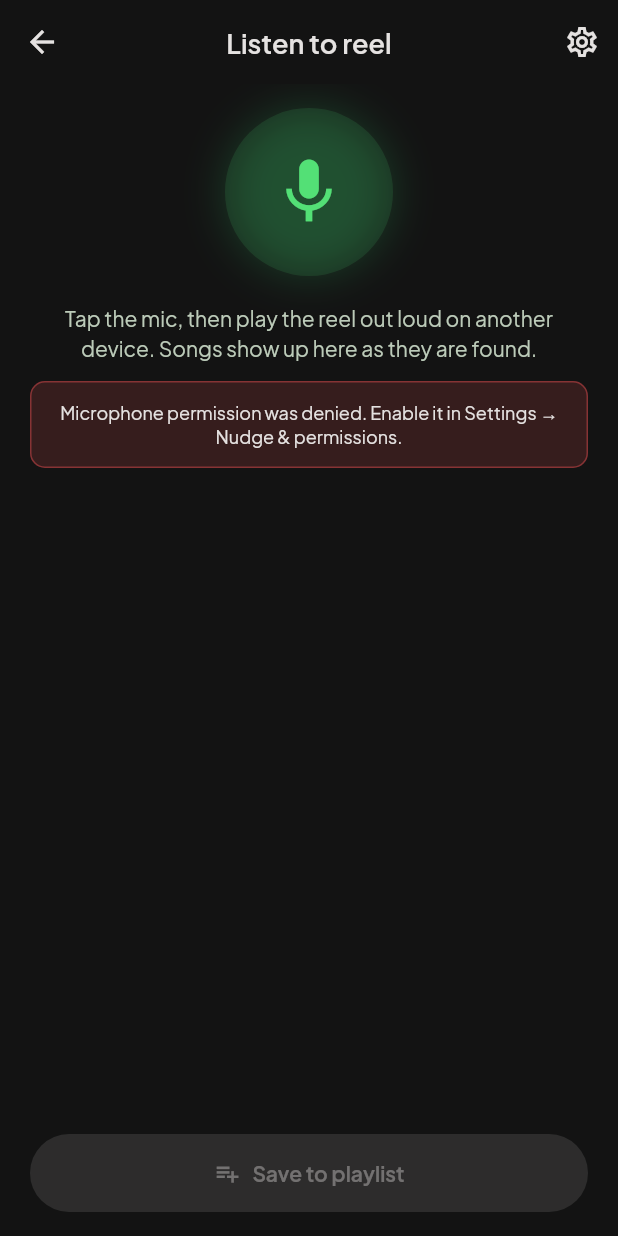
After one commit to snaman2310/song-sakhi, a Flutter app: the MobileListenScreen screen opened directly, after a tap on the "mic" icon, on a phone screen of 412 x 824 dp. The commit adds this screen. Run offline on Flutter 3.47's test engine with Material 3 defaults, Android fonts, the phone set to English and light mode, and no system bars; our stand-ins replace app_links, google_fonts, permission_handler, shared_preferences; missing offline and left inert: dart:html, record; accounts and stored records are empty; network calls fail.

Commit message:
Live listening with Whisper + Gemini union

```diff
--- a/lib/gemini_service.dart
+++ b/lib/gemini_service.dart
@@ -1,4 +1,6 @@
+import 'dart:async';
 import 'dart:convert';
+import 'dart:typed_data';
 
 import 'package:http/http.dart' as http;
 import 'package:shared_preferences/shared_preferences.dart';
@@ -32,9 +34,10 @@ class GeminiService {
   /// Flash model, so this list does not rot when a version is retired.
   static const _models = <String>[
     'gemini-flash-latest',
-    'gemini-2.5-flash',
-    'gemini-2.0-flash',
-    'gemini-2.5-flash-lite',
+    'gemini-3.5-flash',
+    'gemini-3.0-flash',
+    'gemini-3.5-flash-lite',
+    'gemini-3.0-flash-lite',
   ];
 
   // ---------------------------------------------------------------------------
@@ -89,6 +92,64 @@ class GeminiService {
       'Return ONLY a JSON array (no prose, no markdown) of up to 5 objects shaped like '
       '[{"title":"Song name","artist":"Artist name"}], most likely first. '
       'If you genuinely cannot identify any song, return [].';
+
+  /// Live-listening path: one short WAV chunk -> the songs found in it.
+  ///
+  /// The backend analyses the chunk with two independent pipelines (Whisper
+  /// lyrics + Gemini audio) and returns the merged list. Each song map has
+  /// `title`, `artist` and `via` ("lyrics", "audio" or "lyrics+audio").
+  Future<List<Map<String, String>>> identifyChunk(Uint8List wav) async {
+    final http.Response res;
+    try {
+      res = await http
+          .post(
+            Uri.parse('$backendUrl/api/identify-chunk'),
+            headers: {'Content-Type': 'application/json'},
+            body: json.encode({
+              'audioBase64': base64Encode(wav),
+              'mimeType': 'audio/wav',
+            }),
+          )
+          .timeout(const Duration(seconds: 60));
+    } on TimeoutException {
+      throw const GeminiException(
+        'The server took too long to answer. It may be waking up.',
+        code: 'BACKEND_TIMEOUT',
+      );
+    } catch (_) {
+      throw const GeminiException(
+        'Could not reach the server. Check your connection.',
+        code: 'BACKEND_UNREACHABLE',
+      );
+    }
+    if (res.statusCode != 200) throw _backendException(res);
+
+    final body = json.decode(res.body) as Map<String, dynamic>;
+    final out = <Map<String, String>>[];
+    for (final e in (body['songs'] as List?) ?? const []) {
+      if (e is! Map) continue;
+      final title = (e['title'] ?? '').toString().trim();
+      if (title.isEmpty) continue;
+      final artist = (e['artist'] ?? '').toString().trim();
+      final via = e['via'] is List ? (e['via'] as List).join('+') : '';
+      out.add({
+        'title': title,
+        'artist': artist.isEmpty ? 'Unknown artist' : artist,
+        'via': via,
+      });
+    }
+    return out;
+  }
+
+  /// Render's free tier sleeps when idle and takes up to a minute to wake.
+  /// Calling this when the listen screen opens wakes it before the first chunk.
+  Future<void> warmUp() async {
+    try {
+      await http
+          .get(Uri.parse('$backendUrl/health'))
+          .timeout(const Duration(seconds: 60));
+    } catch (_) {}
+  }
 
   /// Verifies a key against Google and returns the model that answered.
   /// The key is treated as an opaque string — we validate it by receiving a
@@ -153,7 +214,10 @@ class GeminiService {
     Map<String, dynamic> backendPayload, {
     required List<Map<String, dynamic>> directParts,
   }) async {
-    // 1) Backend proxy (key stays on the server).
+    // 1) Backend proxy (key stays on the server). Keep the real reason when it
+    //    fails, so a busy model or a sleeping server is not reported as a
+    //    missing API key.
+    GeminiException? backendError;
     try {
       final res = await http
           .post(
@@ -167,8 +231,17 @@ class GeminiService {
         final body = json.decode(res.body) as Map<String, dynamic>;
         return _toSongs((body['songs'] as List?) ?? const []);
       }
+      backendError = _backendException(res);
+    } on TimeoutException {
+      backendError = const GeminiException(
+        'The server took too long to answer. It may be waking up, so try again in a moment.',
+        code: 'BACKEND_TIMEOUT',
+      );
     } catch (_) {
-      // fall through to direct key below
+      backendError = const GeminiException(
+        'Could not reach the server. Check your connection and try again.',
+        code: 'BACKEND_UNREACHABLE',
+      );
     }
 
     // 2) Direct call with a key the user saved in Settings.
@@ -182,12 +255,28 @@ class GeminiService {
       }
     }
 
-    throw const GeminiException(
-      'Song identification needs a Gemini API key. Add one in Settings → '
-      'AI Settings (free at aistudio.google.com/apikey).',
-      code: 'GEMINI_KEY_MISSING',
-      needsKey: true,
-    );
+    throw backendError ??
+        const GeminiException(
+          'Song identification needs a Gemini API key. Add one in Settings → '
+          'AI Settings (free at aistudio.google.com/apikey).',
+          code: 'GEMINI_KEY_MISSING',
+          needsKey: true,
+        );
+  }
+
+  /// Turns an error response from our backend into a [GeminiException].
+  GeminiException _backendException(http.Response res) {
+    var message = 'Server error (${res.statusCode}).';
+    var code = 'BACKEND_ERROR';
+    try {
+      final map = json.decode(res.body);
+      if (map is Map) {
+        if (map['error'] != null) message = map['error'].toString();
+        if (map['code'] != null) code = map['code'].toString();
+      }
+    } catch (_) {}
+    return GeminiException(message,
+        code: code, needsKey: code == 'GEMINI_KEY_MISSING');
   }
 
   Future<String> _generateDirect(String apiKey, List<Map<String, dynamic>> parts) async {
--- a/lib/main_mobile.dart
+++ b/lib/main_mobile.dart
@@ -6,7 +6,7 @@ import 'theme.dart';
 import 'mobile/mobile_login_screen.dart';
 import 'mobile/mobile_connect_screen.dart';
 import 'mobile/mobile_callback_screen.dart';
-import 'mobile/mobile_capture_screen.dart';
+import 'mobile/mobile_listen_screen.dart';
 import 'mobile/mobile_permissions_screen.dart';
 import 'mobile/mobile_settings_screen.dart';
 import 'screens/saved_songs_screen.dart';
@@ -78,9 +78,9 @@ class _MobileAppState extends State<MobileApp> {
         '/permissions': (ctx) => const MobilePermissionsScreen(),
         '/settings': (ctx) => const MobileSettingsScreen(),
         '/home': (ctx) => const SavedSongsScreen(),
-        // "Capture Reel" FAB / Discover tab -> real audio capture flow.
-        '/nudge': (ctx) => const MobileCaptureScreen(),
-        '/capture': (ctx) => const MobileCaptureScreen(),
+        // "Capture Reel" FAB / Discover tab -> live listening screen.
+        '/nudge': (ctx) => const MobileListenScreen(),
+        '/capture': (ctx) => const MobileListenScreen(),
         '/suggestions': (ctx) {
           final args = ModalRoute.of(ctx)?.settings.arguments;
           final songs = args is List<Map<String, String>> ? args : null;
--- /dev/null
+++ b/lib/mobile/mobile_listen_screen.dart
@@ -0,0 +1,305 @@
+import 'package:flutter/material.dart';
+
+import '../gemini_service.dart';
+import '../theme.dart';
+import 'mobile_live_listener.dart';
+
+/// Live "nudge" screen.
+///
+/// Tap the mic once to start listening (up to 40 s), tap again to stop early.
+/// Songs appear in the list as soon as they are found, while the reel is still
+/// playing. When listening ends, pick the ones you want and save them.
+class MobileListenScreen extends StatefulWidget {
+  const MobileListenScreen({super.key});
+
+  @override
+  State<MobileListenScreen> createState() => _MobileListenScreenState();
+}
+
+class _MobileListenScreenState extends State<MobileListenScreen> {
+  late final LiveListener _listener;
+  final List<LiveSong> _songs = [];
+  final Set<String> _selected = {};
+
+  bool _listening = false;
+  bool _finishing = false;
+  bool _heardSomething = false;
+  int _elapsed = 0;
+  double _level = 0;
+  String? _notice;
+  String? _error;
+
+  @override
+  void initState() {
+    super.initState();
+    _listener = LiveListener(
+      onSongs: _onSongs,
+      onElapsed: (s) => _set(() => _elapsed = s),
+      onLevel: (l) => _set(() => _level = l),
+      onNotice: (m) => _set(() => _notice = m),
+      onError: (m) => _set(() => _error = m),
+      onStopped: () => _set(() {
+        _listening = false;
+        _finishing = true;
+      }),
+      onFinished: () => _set(() => _finishing = false),
+    );
+    // Wake the (free-tier) backend now so the first chunk is not slow.
+    GeminiService().warmUp();
+  }
+
+  void _set(VoidCallback fn) {
+    if (mounted) setState(fn);
+  }
+
+  void _onSongs(List<LiveSong> found) {
+    _set(() {
+      for (final song in found) {
+        final i = _songs.indexWhere((s) => s.key == song.key);
+        if (i >= 0) {
+          _songs[i] = song;
+        } else {
+          _songs.add(song);
+          _selected.add(song.key);
+        }
+      }
+      _heardSomething = true;
+    });
+  }
+
+  Future<void> _toggle() async {
+    if (_finishing) return;
+    if (_listening) {
+      await _listener.stop();
+      return;
+    }
+    setState(() {
+      _songs.clear();
+      _selected.clear();
+      _elapsed = 0;
+      _level = 0;
+      _notice = null;
+      _error = null;
+      _heardSomething = false;
+      _listening = true;
+    });
+    final ok = await _listener.start();
+    if (!ok && mounted) {
+      setState(() {
+        _listening = false;
+        _error = 'Microphone permission was denied. Enable it in Settings → '
+            'Nudge & permissions.';
+      });
+    }
+  }
+
+  void _save() {
+    final chosen = <Map<String, String>>[
+      for (final s in _songs)
+        if (_selected.contains(s.key)) {'title': s.title, 'artist': s.artist},
+    ];
+    if (chosen.isEmpty) return;
+    Navigator.pushNamed(context, '/playlist', arguments: chosen);
+  }
+
+  @override
+  void dispose() {
+    _listener.dispose();
+    super.dispose();
+  }
+
+  String get _status {
+    if (_listening) {
+      return 'Listening… ${_elapsed}s / ${LiveListener.maxSeconds}s\n'
+          'Tap again when the reel moves on.';
+    }
+    if (_finishing) return 'Finishing the last bit…';
+    if (_heardSomething || _songs.isNotEmpty) {
+      return 'Done. Pick the songs you want to save.';
+    }
+    if (_elapsed > 0) {
+      return 'No song recognised. Move the speaker closer and try again.';
+    }
+    return 'Tap the mic, then play the reel out loud on another device. '
+        'Songs show up here as they are found.';
+  }
+
+  @override
+  Widget build(BuildContext context) {
+    final busy = _listening || _finishing;
+    final canSave = !busy && _selected.isNotEmpty;
+
+    return Scaffold(
+      appBar: AppBar(
+        title: const Text('Listen to reel'),
+        actions: [
+          IconButton(
+            tooltip: 'Settings',
+            icon: const Icon(Icons.settings_outlined),
+            onPressed: busy ? null : () => Navigator.pushNamed(context, '/settings'),
+          ),
+        ],
+      ),
+      body: SafeArea(
+        child: Padding(
+          padding: const EdgeInsets.fromLTRB(20, 8, 20, 16),
+          child: Column(
+            crossAxisAlignment: CrossAxisAlignment.stretch,
+            children: [
+              const SizedBox(height: 8),
+              Center(child: _micButton()),
+              const SizedBox(height: 18),
+              if (_listening)
+                Padding(
+                  padding: const EdgeInsets.only(bottom: 12),
+                  child: ClipRRect(
+                    borderRadius: BorderRadius.circular(99),
+                    child: LinearProgressIndicator(
+                      value: (_elapsed / LiveListener.maxSeconds).clamp(0.0, 1.0),
+                      minHeight: 5,
+                      color: AppColors.primary,
+                      backgroundColor: AppColors.surfaceHigh,
+                    ),
+                  ),
+                ),
+              Text(
+                _status,
+                style: AppText.bodyMedium(AppColors.onSurfaceVariant),
+                textAlign: TextAlign.center,
+              ),
+              if (_notice != null && _listening) ...[
+                const SizedBox(height: 8),
+                Text(_notice!,
+                    style: AppText.bodySmall(AppColors.onSurfaceVariant),
+                    textAlign: TextAlign.center),
+              ],
+              if (_error != null) ...[
+                const SizedBox(height: 12),
+                Container(
+                  padding: const EdgeInsets.all(12),
+                  decoration: BoxDecoration(
+                    color: AppColors.secondaryContainer.withValues(alpha: 0.15),
+                    borderRadius: BorderRadius.circular(10),
+                    border: Border.all(
+                        color: AppColors.secondaryContainer.withValues(alpha: 0.4)),
+                  ),
+                  child: Text(_error!,
+                      style: AppText.bodySmall(AppColors.onSurface),
+                      textAlign: TextAlign.center),
+                ),
+              ],
+              const SizedBox(height: 16),
+              if (_songs.isNotEmpty)
+                Padding(
+                  padding: const EdgeInsets.only(bottom: 8),
+                  child: Text(
+                    '${_songs.length} song${_songs.length == 1 ? '' : 's'} found',
+                    style: AppText.labelLarge(AppColors.primary),
+                  ),
+                ),
+              Expanded(child: _songList()),
+              const SizedBox(height: 12),
+              SizedBox(
+                height: 52,
+                child: ElevatedButton.icon(
+                  onPressed: canSave ? _save : null,
+                  icon: const Icon(Icons.playlist_add),
+                  label: Text(_selected.isEmpty
+                      ? 'Save to playlist'
+                      : 'Save ${_selected.length} to playlist'),
+                ),
+              ),
+            ],
+          ),
+        ),
+      ),
+    );
+  }
+
+  Widget _micButton() {
+    final size = 112.0 + (_listening ? _level * 36 : 0);
+    return GestureDetector(
+      onTap: _finishing ? null : _toggle,
+      child: AnimatedContainer(
+        duration: const Duration(milliseconds: 120),
+        width: size,
+        height: size,
+        decoration: BoxDecoration(
+          shape: BoxShape.circle,
+          color: AppColors.primary.withValues(alpha: _listening ? 0.22 : 0.12),
+          boxShadow: _listening
+              ? const [BoxShadow(color: Color(0x6633E076), blurRadius: 44)]
+              : const [BoxShadow(color: Color(0x3333E076), blurRadius: 24)],
+        ),
+        child: _finishing
+            ? const Padding(
+                padding: EdgeInsets.all(38),
+                child: CircularProgressIndicator(
+                    strokeWidth: 3, color: AppColors.primary),
+              )
+            : Icon(_listening ? Icons.stop_rounded : Icons.mic,
+                size: 52, color: AppColors.primary),
+      ),
+    );
+  }
+
+  Widget _songList() {
+    if (_songs.isEmpty) {
+      return Center(
+        child: Text(
+          _listening ? 'Nothing yet. Keep the reel playing…' : '',
+          style: AppText.bodySmall(AppColors.onSurfaceVariant),
+        ),
+      );
+    }
+    return ListView.builder(
+      itemCount: _songs.length,
+      itemBuilder: (context, i) {
+        final s = _songs[i];
+        final checked = _selected.contains(s.key);
+        return Card(
+          color: checked
+              ? AppColors.primaryContainer.withValues(alpha: 0.15)
+              : AppColors.surfaceContainer,
+          shape: RoundedRectangleBorder(
+            borderRadius: BorderRadius.circular(12),
+            side: checked
+                ? const BorderSide(color: AppColors.primary)
+                : BorderSide.none,
+          ),
+          child: CheckboxListTile(
+            value: checked,
+            activeColor: AppColors.primary,
+            controlAffinity: ListTileControlAffinity.trailing,
+            onChanged: _listening || _finishing
+                ? null
+                : (v) => setState(() {
+                      if (v == true) {
+                        _selected.add(s.key);
+                      } else {
+                        _selected.remove(s.key);
+                      }
+                    }),
+            title: Text(s.title, style: AppText.titleMedium(AppColors.onSurface)),
+            subtitle: Row(
+              children: [
+                Flexible(
+                  child: Text(s.artist,
+                      overflow: TextOverflow.ellipsis,
+                      style: AppText.bodySmall(AppColors.onSurfaceVariant)),
+                ),
+                if (s.bothAgree) ...[
+                  const SizedBox(width: 8),
+                  const Icon(Icons.verified, size: 14, color: AppColors.primary),
+                  const SizedBox(width: 3),
+                  Text('both models agree',
+                      style: AppText.bodySmall(AppColors.primary)),
+                ],
+              ],
+            ),
+          ),
+        );
+      },
+    );
+  }
+}
--- /dev/null
+++ b/lib/mobile/mobile_live_listener.dart
@@ -0,0 +1,272 @@
+import 'dart:async';
+import 'dart:math' as math;
+import 'dart:typed_data';
+
+import 'package:record/record.dart';
+
+import '../gemini_service.dart';
+
+/// A song found while listening.
+class LiveSong {
+  final String title;
+  final String artist;
+
+  /// True when both pipelines (Whisper lyrics + Gemini audio) found it.
+  final bool bothAgree;
+
+  const LiveSong({
+    required this.title,
+    required this.artist,
+    this.bothAgree = false,
+  });
+
+  /// Normalised title used to de-duplicate songs heard in overlapping chunks.
+  String get key => keyFor(title);
+
+  static String keyFor(String title) => title
+      .toLowerCase()
+      .replaceAll(RegExp(r'\(.*?\)|\[.*?\]'), ' ')
+      .replaceAll(RegExp(r'[^\p{L}\p{N}]+', unicode: true), ' ')
+      .trim();
+}
+
+/// Listens continuously (up to [maxSeconds]) and reports songs as they are found.
+///
+/// Audio is captured as a raw 16 kHz mono PCM stream and cut into overlapping
+/// 10 s WAV windows every 8 s (the 2 s overlap means a song that straddles a cut
+/// is still heard in one piece). Every window is sent to the backend
+/// (`/api/identify-chunk`) without blocking the recording, so results appear
+/// while the reel is still playing.
+///
+/// Free-tier budget for a full 40 s listen: 5 windows ≈ 50 s of audio and
+/// 5 requests, and near-silent windows are skipped locally.
+class LiveListener {
+  static const int sampleRate = 16000;
+  static const int _bytesPerSecond = sampleRate * 2; // 16-bit mono
+  static const int maxSeconds = 40;
+  static const int _chunkSeconds = 10;
+  static const int _hopSeconds = 8;
+  static const int _minTailSeconds = 3;
+
+  /// Windows quieter than this (RMS of 16-bit samples) are not uploaded.
+  static const double _silenceRms = 120;
+
+  LiveListener({
+    required this.onSongs,
+    required this.onElapsed,
+    required this.onLevel,
+    required this.onNotice,
+    required this.onError,
+    required this.onStopped,
+    required this.onFinished,
+  });
+
+  /// New songs, or songs whose "both agree" status was upgraded.
+  final void Function(List<LiveSong> songs) onSongs;
+  final void Function(int seconds) onElapsed;
+
+  /// Microphone level, roughly 0..1, for the pulsing mic button.
+  final void Function(double level) onLevel;
+  final void Function(String message) onNotice;
+  final void Function(String message) onError;
+
+  /// Recording has ended (tap, or the 40 s limit was reached).
+  final void Function() onStopped;
+
+  /// Recording ended AND every pending chunk has been answered.
+  final void Function() onFinished;
+
+  final AudioRecorder _recorder = AudioRecorder();
+  final GeminiService _gemini = GeminiService();
+  final Map<String, LiveSong> _seen = {};
+
+  StreamSubscription<Uint8List>? _sub;
+  BytesBuilder _all = BytesBuilder();
+  int _nextStart = 0;
+  int _dispatched = 0;
+  int _pending = 0;
+  int _lastElapsed = -1;
+  bool _listening = false;
+  bool _finishing = false;
+  bool _disposed = false;
+
+  bool get isListening => _listening;
+
+  /// Returns false when the microphone permission was denied.
+  Future<bool> start() async {
+    if (_listening || _finishing) return true;
+    if (!await _recorder.hasPermission()) return false;
+
+    _all = BytesBuilder();
+    _nextStart = 0;
+    _dispatched = 0;
+    _pending = 0;
+    _lastElapsed = -1;
+    _seen.clear();
+
+    // Echo cancellation / noise suppression would try to remove exactly the
+    // speaker audio we want to hear, so both are off; auto-gain helps with
+    // quiet speakers.
+    final stream = await _recorder.startStream(const RecordConfig(
+      encoder: AudioEncoder.pcm16bits,
+      sampleRate: sampleRate,
+      numChannels: 1,
+      autoGain: true,
+      echoCancel: false,
+      noiseSuppress: false,
+    ));
+    _listening = true;
+    _sub = stream.listen(
+      _onData,
+      onError: (Object e) {
+        onError('Microphone error: $e');
+        stop();
+      },
+    );
+    return true;
+  }
+
+  void _onData(Uint8List data) {
+    if (!_listening || _disposed) return;
+    _all.add(data);
+    onLevel((_rms(data) / 5000).clamp(0.0, 1.0).toDouble());
+
+    final total = _all.length;
+    final elapsed = total ~/ _bytesPerSecond;
+    if (elapsed != _lastElapsed) {
+      _lastElapsed = elapsed;
+      onElapsed(elapsed);
+    }
+
+    const chunkBytes = _chunkSeconds * _bytesPerSecond;
+    const hopBytes = _hopSeconds * _bytesPerSecond;
+    while (total >= _nextStart + chunkBytes) {
+      _dispatch(_nextStart, _nextStart + chunkBytes);
+      _nextStart += hopBytes;
+      _dispatched++;
+    }
+
+    if (total >= maxSeconds * _bytesPerSecond) stop();
+  }
+
+  Future<void> stop() async {
+    if (!_listening) return;
+    _listening = false;
+    _finishing = true;
+    await _sub?.cancel();
+    _sub = null;
+    try {
+      await _recorder.stop();
+    } catch (_) {}
+    if (_disposed) return;
+    onLevel(0);
+    onStopped();
+
+    // Analyse whatever audio is left after the last full window.
+    const chunkBytes = _chunkSeconds * _bytesPerSecond;
+    const hopBytes = _hopSeconds * _bytesPerSecond;
+    final total = _all.length;
+    final coveredEnd =
+        _dispatched == 0 ? 0 : (_nextStart - hopBytes + chunkBytes);
+    final minTail = (_dispatched == 0 ? 2 : _minTailSeconds) * _bytesPerSecond;
+    if (total - coveredEnd >= minTail) {
+      _dispatch(math.max(0, total - chunkBytes), total);
+    }
+    _checkFinished();
+  }
+
+  void _dispatch(int from, int to) {
+    final pcm = Uint8List.sublistView(_all.toBytes(), from, to);
+    if (_rms(pcm) < _silenceRms) {
+      onNotice('Quiet stretch skipped. Keep the speaker closer to the mic.');
+      return;
+    }
+    _analyse(_wav(pcm));
+  }
+
+  Future<void> _analyse(Uint8List wav) async {
+    _pending++;
+    try {
+      final found = await _gemini.identifyChunk(wav);
+      final updated = <LiveSong>[];
+      for (final s in found) {
+        final song = LiveSong(
+          title: s['title'] ?? '',
+          artist: s['artist'] ?? 'Unknown artist',
+          bothAgree: (s['via'] ?? '').contains('+'),
+        );
+        if (song.key.isEmpty) continue;
+        final prev = _seen[song.key];
+        if (prev == null) {
+          _seen[song.key] = song;
+          updated.add(song);
+        } else if (song.bothAgree && !prev.bothAgree) {
+          _seen[song.key] = song;
+          updated.add(song);
+        }
+      }
+      if (updated.isNotEmpty && !_disposed) onSongs(updated);
+    } on GeminiException catch (e) {
+      if (!_disposed) onError(e.message);
+    } catch (e) {
+      if (!_disposed) onError(e.toString().replaceAll('Exception: ', ''));
+    } finally {
+      _pending--;
+      _checkFinished();
+    }
+  }
+
+  void _checkFinished() {
+    if (_finishing && !_listening && _pending == 0 && !_disposed) {
+      _finishing = false;
+      onFinished();
+    }
+  }
+
+  void dispose() {
+    _disposed = true;
+    _sub?.cancel();
+    _recorder.dispose();
+  }
+
+  static double _rms(Uint8List bytes) {
+    final n = bytes.lengthInBytes ~/ 2;
+    if (n == 0) return 0;
+    final bd = ByteData.sublistView(bytes);
+    var sum = 0.0;
+    for (var i = 0; i < n; i++) {
+      final v = bd.getInt16(i * 2, Endian.little);
+      sum += v * v;
+    }
+    return math.sqrt(sum / n);
+  }
+
+  /// Wraps raw 16-bit mono PCM in a 44-byte WAV header.
+  static Uint8List _wav(Uint8List pcm) {
+    final h = ByteData(44);
+    void tag(int offset, String text) {
+      for (var i = 0; i < text.length; i++) {
+        h.setUint8(offset + i, text.codeUnitAt(i));
+      }
+    }
+
+    tag(0, 'RIFF');
+    h.setUint32(4, 36 + pcm.length, Endian.little);
+    tag(8, 'WAVE');
+    tag(12, 'fmt ');
+    h.setUint32(16, 16, Endian.little); // fmt chunk size
+    h.setUint16(20, 1, Endian.little); // PCM
+    h.setUint16(22, 1, Endian.little); // mono
+    h.setUint32(24, sampleRate, Endian.little);
+    h.setUint32(28, sampleRate * 2, Endian.little); // byte rate
+    h.setUint16(32, 2, Endian.little); // block align
+    h.setUint16(34, 16, Endian.little); // bits per sample
+    tag(36, 'data');
+    h.setUint32(40, pcm.length, Endian.little);
+
+    final out = BytesBuilder(copy: false)
+      ..add(h.buffer.asUint8List())
+      ..add(pcm);
+    return out.toBytes();
+  }
+}
--- a/lib/playlist_service.dart
+++ b/lib/playlist_service.dart
@@ -36,7 +36,10 @@ class PlaylistService {
   }
 
   Future<String?> spotifyTrackUri(String token, String title, String artist) async {
-    final q = Uri.encodeComponent('track:"$title" artist:"$artist"');
+    // Double quotes inside a title/artist would break the quoted field filters.
+    final t = title.replaceAll('"', '');
+    final a = artist.replaceAll('"', '');
+    final q = Uri.encodeComponent('track:"$t" artist:"$a"');
     final r = await http.get(
       Uri.parse('$_spotify/search?q=$q&type=track&limit=1'),
       headers: _auth(token),
```
Also changed, not shown: 3 other files.
